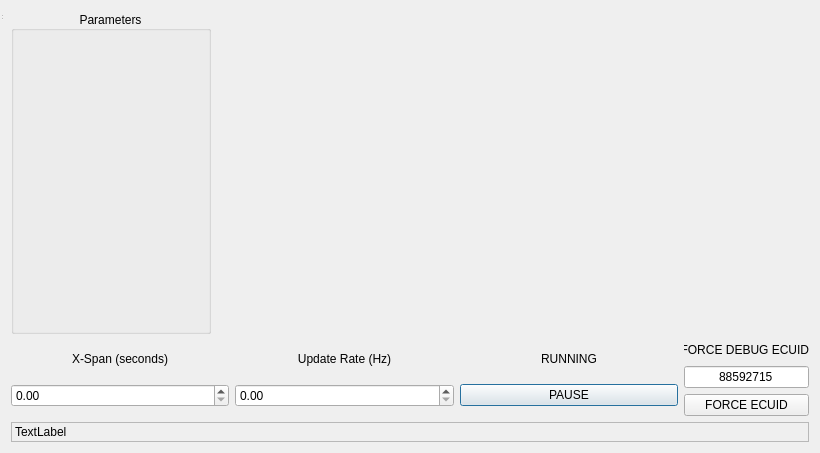
Old version of the form src/widgets/logViewer/logviewer.ui in the repository cap9qd/Evo-live-map.
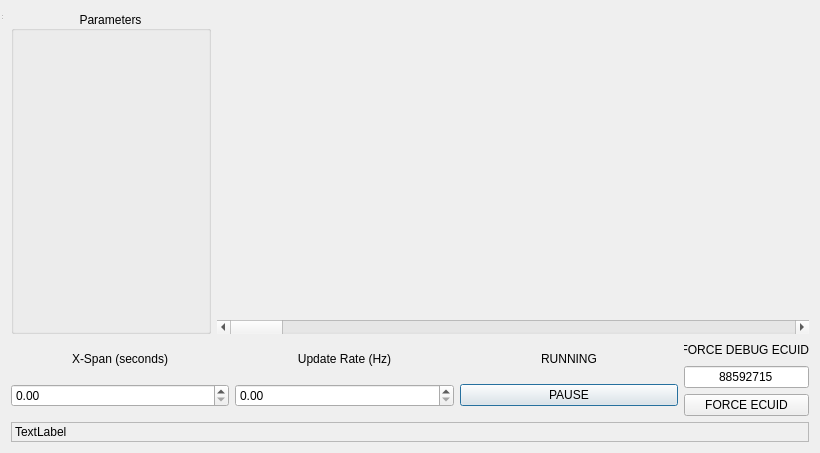
New version of the form. Custom widgets are drawn as their Qt base class.

Commit message: Updates to plotter view control and item scaling

Diff of the .ui file:
```diff
--- a/src/widgets/logViewer/logviewer.ui
+++ b/src/widgets/logViewer/logviewer.ui
@@ -41,7 +41,18 @@
         </widget>
        </item>
        <item>
-        <widget class="QCustomPlot" name="plot" native="true"/>
+        <layout class="QVBoxLayout" name="verticalLayout_6">
+         <item>
+          <widget class="QCustomPlot" name="plot" native="true"/>
+         </item>
+         <item>
+          <widget class="QScrollBar" name="hsb_xRange">
+           <property name="orientation">
+            <enum>Qt::Horizontal</enum>
+           </property>
+          </widget>
+         </item>
+        </layout>
        </item>
       </layout>
      </item>
```
The commit also changes 2 other files.
